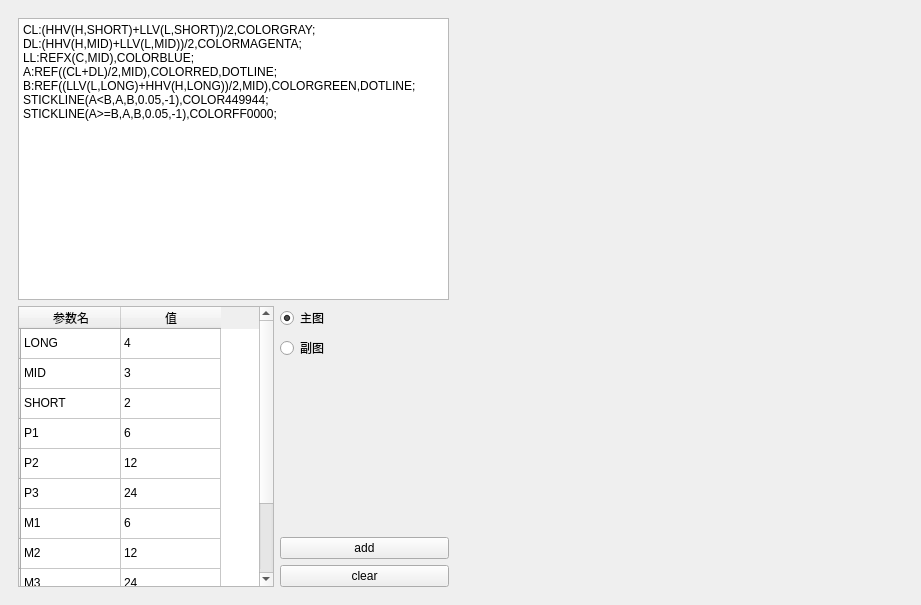
Above: app/src/mainwindow.ui from zxffffffff/stock-charts-cpp before the change. Below: the same form after it.
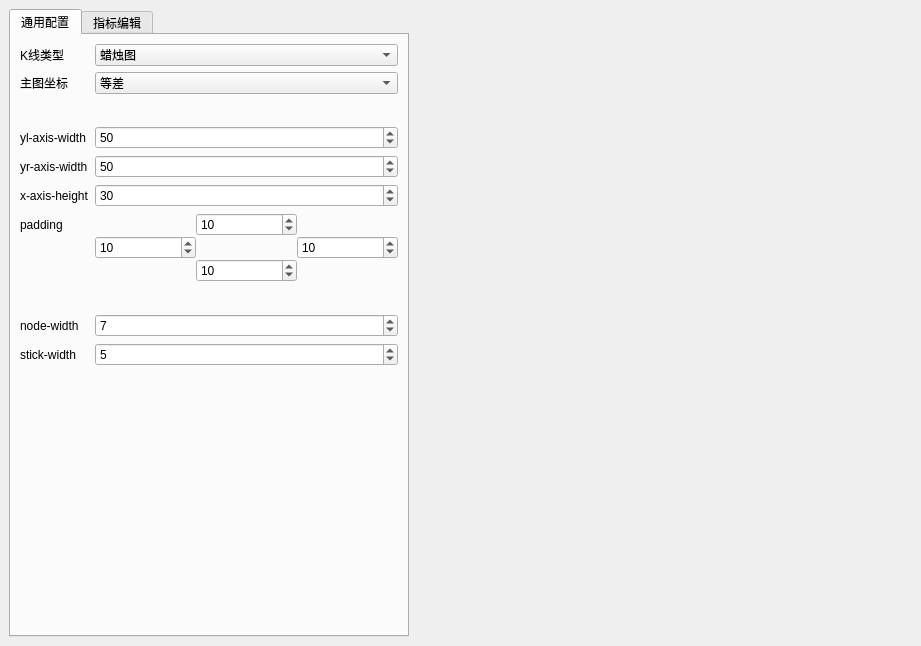
That is the form after the change. Custom widgets are drawn as their Qt base class.

Patch:
```diff
--- a/app/src/mainwindow.ui
+++ b/app/src/mainwindow.ui
@@ -7,7 +7,7 @@
     <x>0</x>
     <y>0</y>
     <width>921</width>
-    <height>605</height>
+    <height>646</height>
    </rect>
   </property>
   <property name="windowTitle">
@@ -18,20 +18,393 @@
     <item>
      <widget class="QWidget" name="widget_2" native="true">
       <property name="sizePolicy">
-       <sizepolicy hsizetype="Expanding" vsizetype="Preferred">
+       <sizepolicy hsizetype="Fixed" vsizetype="Preferred">
         <horstretch>0</horstretch>
         <verstretch>0</verstretch>
        </sizepolicy>
       </property>
       <property name="minimumSize">
        <size>
-        <width>100</width>
+        <width>400</width>
         <height>0</height>
        </size>
       </property>
       <layout class="QVBoxLayout" name="verticalLayout">
+       <property name="spacing">
+        <number>0</number>
+       </property>
+       <property name="leftMargin">
+        <number>0</number>
+       </property>
+       <property name="topMargin">
+        <number>0</number>
+       </property>
+       <property name="rightMargin">
+        <number>0</number>
+       </property>
+       <property name="bottomMargin">
+        <number>0</number>
+       </property>
        <item>
-        <widget class="QTextEdit" name="textEdit">
+        <widget class="QTabWidget" name="tabWidget">
+         <property name="currentIndex">
+          <number>0</number>
+         </property>
+         <widget class="QWidget" name="tab_general">
+          <attribute name="title">
+           <string>通用配置</string>
+          </attribute>
+          <layout class="QFormLayout" name="formLayout">
+           <item row="0" column="0">
+            <widget class="QLabel" name="label">
+             <property name="text">
+              <string>K线类型</string>
+             </property>
+            </widget>
+           </item>
+           <item row="0" column="1">
+            <widget class="QComboBox" name="generalDrawingType">
+             <property name="currentIndex">
+              <number>1</number>
+             </property>
+             <item>
+              <property name="text">
+               <string>蜡烛图（空心）</string>
+              </property>
+             </item>
+             <item>
+              <property name="text">
+               <string>蜡烛图</string>
+              </property>
+             </item>
+             <item>
+              <property name="text">
+               <string>美国线</string>
+              </property>
+             </item>
+             <item>
+              <property name="text">
+               <string>收盘价线</string>
+              </property>
+             </item>
+            </widget>
+           </item>
+           <item row="1" column="0">
+            <widget class="QLabel" name="label_2">
+             <property name="text">
+              <string>主图坐标</string>
+             </property>
+            </widget>
+           </item>
+           <item row="1" column="1">
+            <widget class="QComboBox" name="generalCorrdinate">
+             <property name="currentIndex">
+              <number>0</number>
+             </property>
+             <item>
+              <property name="text">
+               <string>等差</string>
+              </property>
+             </item>
+             <item>
+              <property name="text">
+               <string>等比</string>
+              </property>
+             </item>
+             <item>
+              <property name="text">
+               <string>百分比</string>
+              </property>
+             </item>
+             <item>
+              <property name="text">
+               <string>等差（对数）</string>
+              </property>
+             </item>
+             <item>
+              <property name="text">
+               <string>等比（对数）</string>
+              </property>
+             </item>
+             <item>
+              <property name="text">
+               <string>百分比（对数）</string>
+              </property>
+             </item>
+            </widget>
+           </item>
+           <item row="2" column="0">
+            <spacer name="verticalSpacer_7">
+             <property name="orientation">
+              <enum>Qt::Vertical</enum>
+             </property>
+             <property name="sizeType">
+              <enum>QSizePolicy::Fixed</enum>
+             </property>
+             <property name="sizeHint" stdset="0">
+              <size>
+               <width>20</width>
+               <height>20</height>
+              </size>
+             </property>
+            </spacer>
+           </item>
+           <item row="3" column="0">
+            <widget class="QLabel" name="label_3">
+             <property name="text">
+              <string>yl-axis-width</string>
+             </property>
+            </widget>
+           </item>
+           <item row="3" column="1">
+            <widget class="QSpinBox" name="generalYLWidth">
+             <property name="value">
+              <number>50</number>
+             </property>
+            </widget>
+           </item>
+           <item row="4" column="0">
+            <widget class="QLabel" name="label_5">
+             <property name="text">
+              <string>yr-axis-width</string>
+             </property>
+            </widget>
+           </item>
+           <item row="4" column="1">
+            <widget class="QSpinBox" name="generalYRWidth">
+             <property name="value">
+              <number>50</number>
+             </property>
+            </widget>
+           </item>
+           <item row="5" column="0">
+            <widget class="QLabel" name="label_4">
+             <property name="text">
+              <string>x-axis-height</string>
+             </property>
+            </widget>
+           </item>
+           <item row="5" column="1">
+            <widget class="QSpinBox" name="generalXHeight">
+             <property name="value">
+              <number>30</number>
+             </property>
+            </widget>
+           </item>
+           <item row="6" column="0">
+            <widget class="QLabel" name="label_6">
+             <property name="text">
+              <string>padding</string>
+             </property>
+            </widget>
+           </item>
+           <item row="6" column="1">
+            <widget class="QWidget" name="widget_3" native="true">
+             <layout class="QGridLayout" name="gridLayout">
+              <property name="leftMargin">
+               <number>0</number>
+              </property>
+              <property name="topMargin">
+               <number>0</number>
+              </property>
+              <property name="rightMargin">
+               <number>0</number>
+              </property>
+              <property name="bottomMargin">
+               <number>0</number>
+              </property>
+              <property name="spacing">
+               <number>0</number>
+              </property>
+              <item row="0" column="0">
+               <spacer name="verticalSpacer">
+                <property name="orientation">
+                 <enum>Qt::Vertical</enum>
+                </property>
+                <property name="sizeType">
+                 <enum>QSizePolicy::Preferred</enum>
+                </property>
+                <property name="sizeHint" stdset="0">
+                 <size>
+                  <width>20</width>
+                  <height>6</height>
+                 </size>
+                </property>
+               </spacer>
+              </item>
+              <item row="0" column="1">
+               <widget class="QSpinBox" name="generalPaddingTop">
+                <property name="value">
+                 <number>10</number>
+                </property>
+               </widget>
+              </item>
+              <item row="0" column="2">
+               <spacer name="verticalSpacer_3">
+                <property name="orientation">
+                 <enum>Qt::Vertical</enum>
+                </property>
+                <property name="sizeType">
+                 <enum>QSizePolicy::Preferred</enum>
+                </property>
+                <property name="sizeHint" stdset="0">
+                 <size>
+                  <width>20</width>
+                  <height>6</height>
+                 </size>
+                </property>
+               </spacer>
+              </item>
+              <item row="1" column="0">
+               <widget class="QSpinBox" name="generalPaddingLeft">
+                <property name="value">
+                 <number>10</number>
+                </property>
+               </widget>
+              </item>
+              <item row="1" column="1">
+               <spacer name="verticalSpacer_5">
+                <property name="orientation">
+                 <enum>Qt::Vertical</enum>
+                </property>
+                <property name="sizeType">
+                 <enum>QSizePolicy::Preferred</enum>
+                </property>
+                <property name="sizeHint" stdset="0">
+                 <size>
+                  <width>20</width>
+                  <height>6</height>
+                 </size>
+                </property>
+               </spacer>
+              </item>
+              <item row="1" column="2">
+               <widget class="QSpinBox" name="generalPaddingRight">
+                <property name="value">
+                 <number>10</number>
+                </property>
+               </widget>
+              </item>
+              <item row="2" column="0">
+               <spacer name="verticalSpacer_2">
+                <property name="orientation">
+                 <enum>Qt::Vertical</enum>
+                </property>
+                <property name="sizeType">
+                 <enum>QSizePolicy::Preferred</enum>
+                </property>
+                <property name="sizeHint" stdset="0">
+                 <size>
+                  <width>20</width>
+                  <height>6</height>
+                 </size>
+                </property>
+               </spacer>
+              </item>
+              <item row="2" column="1">
+               <widget class="QSpinBox" name="generalPaddingBottom">
+                <property name="value">
+                 <number>10</number>
+                </property>
+               </widget>
+              </item>
+              <item row="2" column="2">
+               <spacer name="verticalSpacer_4">
+                <property name="orientation">
+                 <enum>Qt::Vertical</enum>
+                </property>
+                <property name="sizeType">
+                 <enum>QSizePolicy::Preferred</enum>
+                </property>
+                <property name="sizeHint" stdset="0">
+                 <size>
+                  <width>20</width>
+                  <height>6</height>
+                 </size>
+                </property>
+               </spacer>
+              </item>
+             </layout>
+            </widget>
+           </item>
+           <item row="7" column="0">
+            <spacer name="verticalSpacer_8">
+             <property name="orientation">
+              <enum>Qt::Vertical</enum>
+             </property>
+             <property name="sizeType">
+              <enum>QSizePolicy::Fixed</enum>
+             </property>
+             <property name="sizeHint" stdset="0">
+              <size>
+               <width>20</width>
+               <height>20</height>
+              </size>
+             </property>
+            </spacer>
+           </item>
+           <item row="10" column="0">
+            <spacer name="verticalSpacer_6">
+             <property name="orientation">
+              <enum>Qt::Vertical</enum>
+             </property>
+             <property name="sizeHint" stdset="0">
+              <size>
+               <width>20</width>
+               <height>40</height>
+              </size>
+             </property>
+            </spacer>
+           </item>
+           <item row="8" column="0">
+            <widget class="QLabel" name="label_7">
+             <property name="text">
+              <string>node-width</string>
+             </property>
+            </widget>
+           </item>
+           <item row="8" column="1">
+            <widget class="QSpinBox" name="generalNodeWidth">
+             <property name="minimum">
+              <number>1</number>
+             </property>
+             <property name="singleStep">
+              <number>2</number>
+             </property>
+             <property name="value">
+              <number>7</number>
+             </property>
+            </widget>
+           </item>
+           <item row="9" column="0">
+            <widget class="QLabel" name="label_8">
+             <property name="text">
+              <string>stick-width</string>
+             </property>
+            </widget>
+           </item>
+           <item row="9" column="1">
+            <widget class="QSpinBox" name="generalStickWidth">
+             <property name="minimum">
+              <number>1</number>
+             </property>
+             <property name="singleStep">
+              <number>2</number>
+             </property>
+             <property name="value">
+              <number>5</number>
+             </property>
+            </widget>
+           </item>
+          </layout>
+         </widget>
+         <widget class="QWidget" name="tab_indicator">
+          <attribute name="title">
+           <string>指标编辑</string>
+          </attribute>
+          <layout class="QVBoxLayout" name="verticalLayout_4">
+           <item>
+            <widget class="QTextEdit" name="indicatorFormularEdit">
          <property name="sizePolicy">
           <sizepolicy hsizetype="Expanding" vsizetype="Expanding">
            <horstretch>0</horstretch>
@@ -323,6 +696,10 @@
        </item>
       </layout>
      </widget>
+        </widget>
+       </item>
+      </layout>
+     </widget>
     </item>
     <item>
      <widget class="QWidget" name="widget_4" native="true">
@@ -339,6 +716,21 @@
        </size>
       </property>
       <layout class="QVBoxLayout" name="verticalLayout_2">
+       <property name="spacing">
+        <number>0</number>
+       </property>
+       <property name="leftMargin">
+        <number>0</number>
+       </property>
+       <property name="topMargin">
+        <number>0</number>
+       </property>
+       <property name="rightMargin">
+        <number>0</number>
+       </property>
+       <property name="bottomMargin">
+        <number>0</number>
+       </property>
        <item>
         <widget class="KChartView" name="kchart0" native="true"/>
        </item>
```
Left out of the diff: 12 changed lines with no effect on the pictures. Lines whose indentation alone changed are shown as unchanged.
